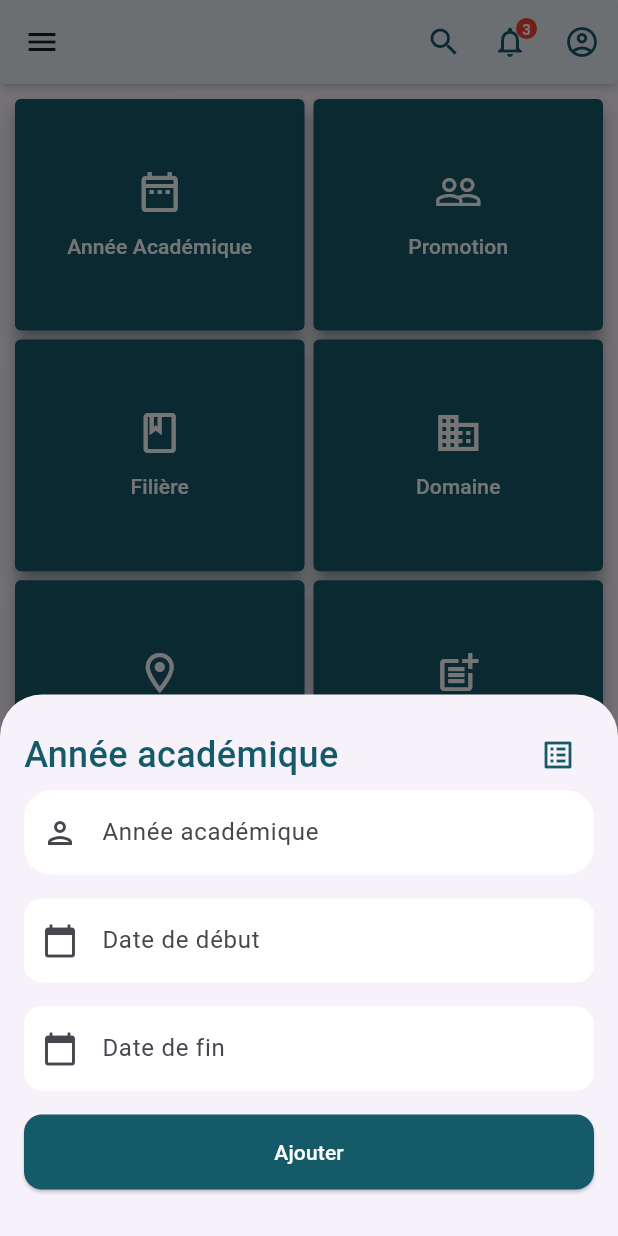
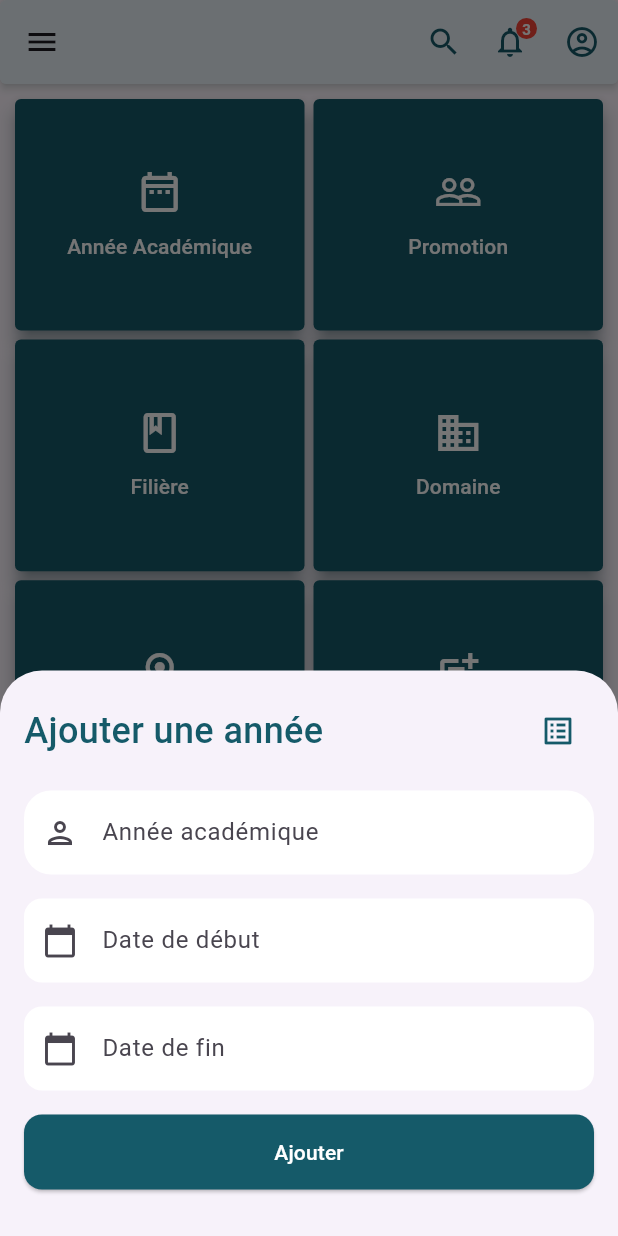
Before and after one commit to sammywasukundi/SchoolPost, a Flutter app: the AdminScreen screen opened directly, item 2 of the bottom bar chosen, after a tap on "Année Académique", on a phone screen of 412 x 824 dp. Run offline on Flutter 3.47's test engine with Material 3 defaults, Android fonts, the phone set to English and light mode, and no system bars; our stand-ins replace awesome_dialog, cloud_firestore, firebase_auth, firebase_core, firebase_storage, icons_plus and 1 more; missing offline and left inert: flutter_load_kit, image_editor_plus; accounts and stored records are empty.

Commit message:
CRUD at collection AnneeAcadems

```diff
--- a/lib/view/bottom_nav/home_view.dart
+++ b/lib/view/bottom_nav/home_view.dart
@@ -2,6 +2,7 @@ import 'package:flutter/material.dart';
 import 'package:school_post/theme/app_colors.dart';
 import 'package:school_post/theme/app_dialog.dart';
 import 'package:school_post/view/admin/dash_admin_view.dart';
+import 'package:school_post/view/admin/permission_view.dart';
 import 'package:school_post/view/bottom_nav/add_view.dart';
 import 'package:school_post/view/bottom_nav/communicate_view.dart';
 import 'package:school_post/view/bottom_nav/dash_view.dart';
@@ -210,7 +211,7 @@ class _AdminScreenState extends State<AdminScreen> {
   final List<Widget> _children = [
     const DashScreen(),
     const DashAdminView(),
-    const CommunicateScreen()
+    const PermissionView()
   ];
 
   @override
@@ -287,7 +288,7 @@ class _AdminScreenState extends State<AdminScreen> {
                 },
               ),
               ListTile(
-                leading: const Icon(Icons.comment_outlined),
+                leading: const Icon(Icons.admin_panel_settings_outlined),
                 title: const Text('Permissions'),
                 onTap: () {
                   setState(() {
@@ -332,7 +333,7 @@ class _AdminScreenState extends State<AdminScreen> {
           items: [
             _bottomNavItem(Icons.home_outlined, 'Accueil'),
             _bottomNavItem(Icons.settings_accessibility_outlined, 'Paremètres'),
-            _bottomNavItem(Icons.comment_outlined, 'Communications')
+            _bottomNavItem(Icons.admin_panel_settings_outlined, 'Permissions')
           ],
           onTap: onTabTapped,
         ),
--- a/lib/widgets/widget_anneeacademique.dart
+++ b/lib/widgets/widget_anneeacademique.dart
@@ -36,7 +36,6 @@ class FormAnneeAcademique {
       if (context.mounted) {
         showSuccess(
             context, "Succès", "Année académique enregistrée avec succès");
-
       }
     } catch (e) {
       showError(context, 'Erreur lors de l\'enregistrement', "${e.toString()}");
@@ -44,7 +43,39 @@ class FormAnneeAcademique {
     }
   }
 
-  void showFormAnnee(BuildContext context) {
+  Future<void> modifierAnneeAcademique(BuildContext context, String id) async {
+    try {
+      await FirebaseFirestore.instance
+          .collection('anneeAcadems')
+          .doc(id)
+          .update({
+        'Libelle': _libelleController.text,
+        'DateDebut': _dateDebutController.text,
+        'DateFin': _dateFinController.text,
+      });
+
+      if (context.mounted) {
+        //Navigator.pop(context);
+        showSuccess(context, "Succès", "Année académique modifiée avec succès");
+      }
+    } catch (e) {
+      showError(context, 'Erreur', "Modification échouée: ${e.toString()}");
+    }
+  }
+
+  void showFormAnnee(BuildContext context, {AnneeAcadem? annee}) {
+    if (annee != null) {
+      // Pré-remplir les champs pour la modification
+      _libelleController.text = annee.Libelle;
+      _dateDebutController.text = annee.DateDebut;
+      _dateFinController.text = annee.DateFin;
+    } else {
+      // Réinitialiser les champs pour l'ajout
+      _libelleController.clear();
+      _dateDebutController.clear();
+      _dateFinController.clear();
+    }
+
     WidgetsBinding.instance.addPostFrameCallback((_) {
       showModalBottomSheet(
         context: context,
@@ -60,7 +91,9 @@ class FormAnneeAcademique {
                       mainAxisAlignment: MainAxisAlignment.spaceBetween,
                       children: [
                         Text(
-                              'Année académique',
+                          annee == null
+                              ? 'Ajouter une année'
+                              : 'Modifier l\'année',
                           style: TextStyle(
                               fontSize: 24,
                               fontWeight: FontWeight.w500,
@@ -82,6 +115,7 @@ class FormAnneeAcademique {
                         ),
                       ],
                     ),
+                    SizedBox(height: 16),
                     TextFormField(
                       controller: _libelleController,
                       keyboardType: TextInputType.text,
@@ -168,25 +202,31 @@ class FormAnneeAcademique {
                                 !_formKey.currentState!.validate()) {
                               return;
                             }
+
+                            if (annee == null) {
                               ajouterAnneeAcademique(context);
+                            } else {
+                              modifierAnneeAcademique(context, annee.idAnne);
+                            }
                           },
                           style: ElevatedButton.styleFrom(
-                                padding:
-                                    const EdgeInsets.symmetric(vertical: 15),
+                            padding: const EdgeInsets.symmetric(vertical: 15),
                             backgroundColor: blueColor,
                             shape: RoundedRectangleBorder(
                               borderRadius: BorderRadius.circular(12),
                             ),
                           ),
                           child: Text(
-                                "Ajouter",
+                            annee == null ? "Ajouter" : "Modifier",
                             style: TextStyle(color: whiteColor),
                           ),
                         ),
                       ),
                     ),
                   ],
-                    ))),
+                ),
+              ),
+            ),
           );
         },
       );
--- a/lib/widgets/widget_list_annee.dart
+++ b/lib/widgets/widget_list_annee.dart
@@ -69,7 +69,7 @@ class _WidgetListAnneeState extends State<WidgetListAnnee> {
                         child: ListTile(
                           onTap: () {
                             Navigator.pop(context);
-                            FormAnneeAcademique().showFormAnnee(context);
+                            FormAnneeAcademique().showFormAnnee(context, annee: annee);
                           },
                           leading: Icon(Icons.edit),
                           title: Text("Modifier"),
```
Also changed, not shown: 4 other files. Lines whose indentation alone changed are shown as unchanged.
